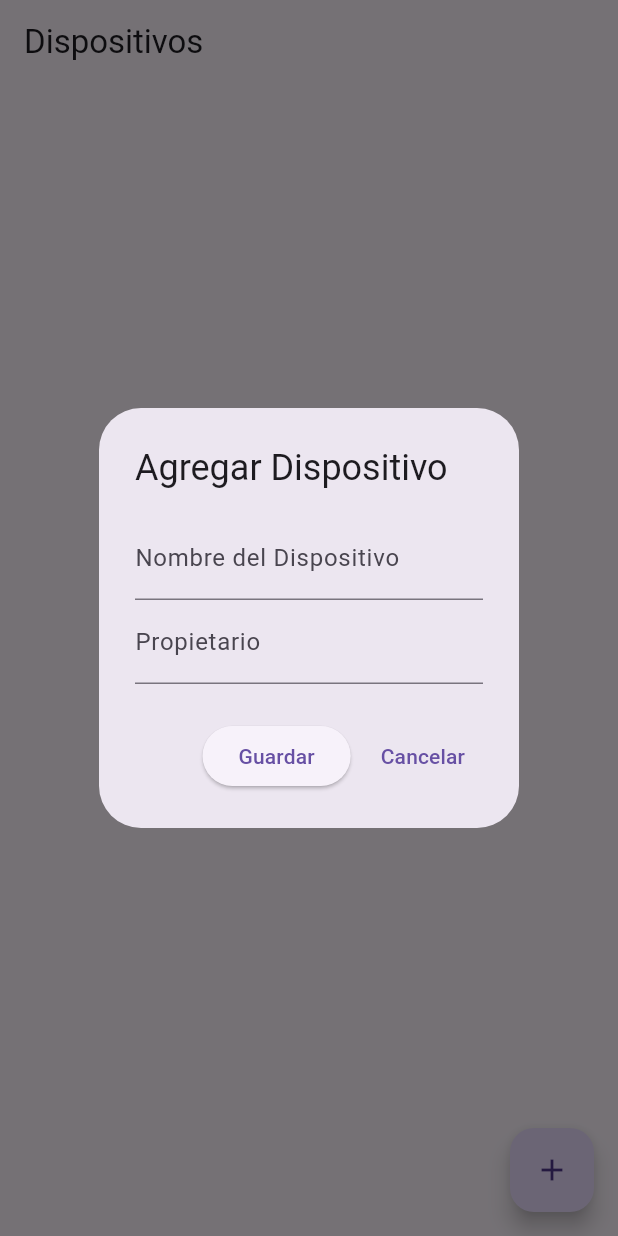
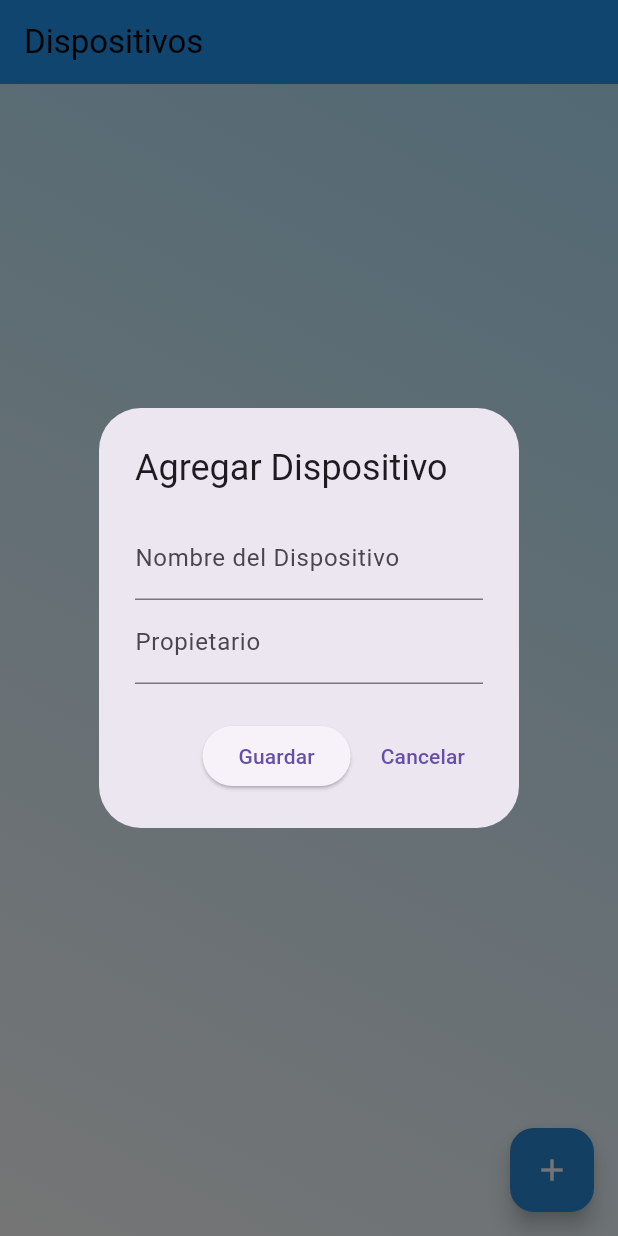
Before and after one commit to GabrielGLuna/AplicacionMovil, a Flutter app: the DispositivosScreen screen opened directly, after a tap on the "add" icon, on a phone screen of 412 x 824 dp. Run offline on Flutter 3.47's test engine with Material 3 defaults, Android fonts, the phone set to English and light mode, and no system bars; our stand-ins replace cloud_firestore, firebase_auth, firebase_core, firebase_database, firebase_messaging, firebase_storage and 3 more; accounts and stored records are empty.

Commit message:
Manejo de errores y diseño

```diff
--- a/lib/main_app.dart
+++ b/lib/main_app.dart
@@ -1,6 +1,5 @@
 import 'package:flutter/material.dart';
 import 'package:multigeo/screens/dispositivos.dart';
-import 'package:multigeo/screens/login/login/login_page.dart';
 
 class MainApp extends StatelessWidget {
   const MainApp({super.key});
@@ -9,7 +8,7 @@ class MainApp extends StatelessWidget {
   Widget build(BuildContext context) {
     return const MaterialApp(
       debugShowCheckedModeBanner: false,
-      home: LoginPage(),
+      home: DispositivosScreen(),
     );
   }
 }
--- a/lib/provider/register_provider.dart
+++ b/lib/provider/register_provider.dart
@@ -4,7 +4,6 @@ import 'package:cloud_firestore/cloud_firestore.dart';
 import 'package:firebase_auth/firebase_auth.dart';
 import 'package:firebase_storage/firebase_storage.dart';
 import 'package:flutter/material.dart';
-import 'package:multigeo/provider/login_provider.dart';
 
 enum UserRole {admin, user, superAdmin}
 
--- a/lib/screens/login/registration/register_page.dart
+++ b/lib/screens/login/registration/register_page.dart
@@ -1,14 +1,11 @@
 import 'dart:io';
 import 'package:firebase_auth/firebase_auth.dart';
-import 'package:multigeo/screens/dispositivos.dart';
 import 'package:multigeo/screens/login/login/login_page.dart';
 import 'package:multigeo/services/push_notification.dart';
 import 'package:provider/provider.dart';
-import 'package:multigeo/provider/dispositivo.dart';
 import 'package:intl/intl.dart';
 import 'package:multigeo/provider/register_provider.dart';
 import 'package:flutter/material.dart';
-import 'package:flutter/widgets.dart';
 import 'package:multigeo/utils/showsnackbar.dart';
 import 'package:multigeo/widgets/upload_image.dart';
 
@@ -107,7 +104,7 @@ class _RegisterPageState extends State<RegisterPage> {
         await FirebaseAuth.instance.currentUser!.sendEmailVerification();
         showSnackbar(context, "Confirme en su correo electronico");
         Navigator.of(context).pushAndRemoveUntil(
-          MaterialPageRoute(builder: (context) => DispositivosScreen()),
+          MaterialPageRoute(builder: (context) => LoginPage()),
           (Route<dynamic> route) => false,
         );
         setState(() {
--- a/lib/theme/app_theme.dart
+++ b/lib/theme/app_theme.dart
@@ -1,15 +1,58 @@
 import 'package:flutter/material.dart';
 
 class AppTheme{
+  AppTheme._();
   //declaracion de color
   static const mainColor = Color.fromARGB(255, 148, 202, 252);
   static const backColor = Color.fromARGB(255, 242, 243, 245);
   static const boton1 = Color.fromARGB(255, 88, 62, 235);
   static const boton2 = Color.fromARGB(255, 223, 88, 26);
-  static const boton3 = Color.fromARGB(255, 26, 184, 223);
+  static const boton3 = Colors.blue;
+  static const texto = Colors.black;
 
 
-  static final ThemeData lightTheme =  ThemeData.light().copyWith(
-    scaffoldBackgroundColor: backColor,);
+
+
+  static final ThemeData lightTheme = ThemeData(
+
+    scaffoldBackgroundColor: Colors.white,
+    appBarTheme: const AppBarTheme(
+      color: Colors.blue,
+      iconTheme: IconThemeData(color: Colors.white),
+    ),
+    colorScheme: const ColorScheme.light(
+      primary: Color.fromARGB(255, 42, 137, 215),
+      onPrimary: Colors.white,
+      surface: Colors.white,
+      onSurface: Colors.black,
+    ),
+  );
+
+
+  static final ButtonStyle myButtonStyle = ElevatedButton.styleFrom(
+                backgroundColor:AppTheme.boton3,
+                foregroundColor: AppTheme.texto,
+                shadowColor: AppTheme.boton1,
+                shape: RoundedRectangleBorder(
+                  borderRadius: BorderRadius.circular(100)
+                )
+  );
+
+  static final BoxDecoration myFondo = BoxDecoration(
+    gradient: LinearGradient(
+          begin: Alignment.topRight,
+          end: Alignment.bottomLeft,
+          colors: [Colors.lightBlue[100]!, Colors.white],
+        ),
+  );
+
+  static const TextStyle nombreTextos =   TextStyle(
+    fontSize: 20,
+    fontWeight: FontWeight.bold,
+  );
+
+  static const TextStyle textoBoton = TextStyle(
+    fontSize: 15,
+  );
 
 }
```
Also changed, not shown: lib/screens/dispositivos.dart (+51 -11 lines), lib/screens/mapa.dart (+39 -18 lines), 30 other files.
